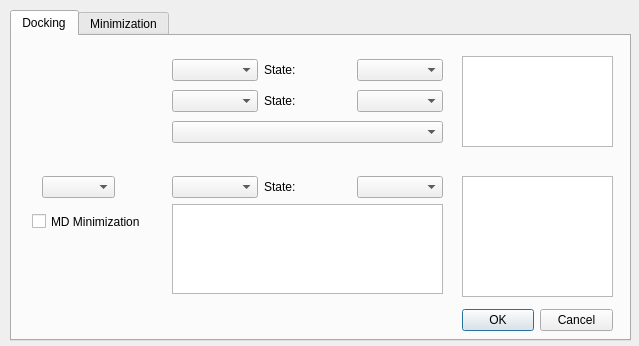
Qt form pymol_fitter_plugin/GUI.ui (HiteSit/PyMol_Fitter) before a commit.
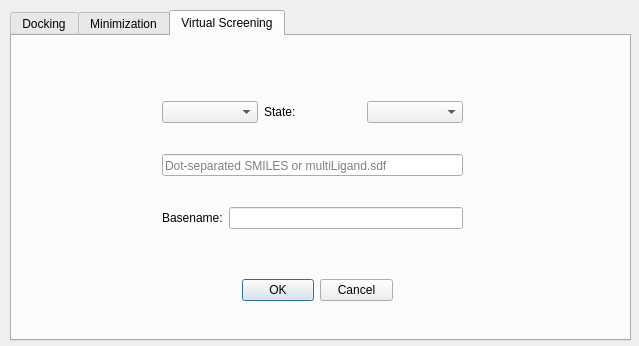
The same form after that commit. The open tabs and pages were chosen to show the change.

```diff
--- a/pymol_fitter_plugin/GUI.ui
+++ b/pymol_fitter_plugin/GUI.ui
@@ -270,6 +270,74 @@
      </property>
     </widget>
    </widget>
+   <widget class="QWidget" name="tab_vs">
+    <attribute name="title">
+     <string>Virtual Screening</string>
+    </attribute>
+    <widget class="QWidget" name="verticalLayoutWidget_vs">
+     <property name="geometry">
+      <rect>
+       <x>150</x>
+       <y>40</y>
+       <width>301</width>
+       <height>181</height>
+      </rect>
+     </property>
+     <layout class="QVBoxLayout" name="verticalLayout_vs">
+      <item>
+       <layout class="QHBoxLayout" name="protein_state_layout_vs">
+        <item>
+         <widget class="QComboBox" name="protein_chooser_VS"/>
+        </item>
+        <item>
+         <widget class="QLabel" name="protein_state_label_VS">
+          <property name="text">
+           <string>State:</string>
+          </property>
+         </widget>
+        </item>
+        <item>
+         <widget class="QComboBox" name="protein_state_chooser_VS"/>
+        </item>
+       </layout>
+      </item>
+      <item>
+       <widget class="QLineEdit" name="smiles_field_VS">
+        <property name="placeholderText">
+         <string>Dot‑separated SMILES or multiLigand.sdf</string>
+        </property>
+       </widget>
+      </item>
+      <item>
+       <layout class="QHBoxLayout" name="output_layout_vs">
+        <item>
+         <widget class="QLabel" name="output_label_VS">
+          <property name="text">
+           <string>Basename:</string>
+          </property>
+         </widget>
+        </item>
+        <item>
+         <widget class="QLineEdit" name="output_field_VS"/>
+        </item>
+       </layout>
+      </item>
+     </layout>
+    </widget>
+    <widget class="QDialogButtonBox" name="vs_buttonBox">
+     <property name="geometry">
+      <rect>
+       <x>230</x>
+       <y>240</y>
+       <width>151</width>
+       <height>28</height>
+      </rect>
+     </property>
+     <property name="standardButtons">
+      <set>QDialogButtonBox::Cancel|QDialogButtonBox::Ok</set>
+     </property>
+    </widget>
+   </widget>
   </widget>
  </widget>
  <resources/>
```
